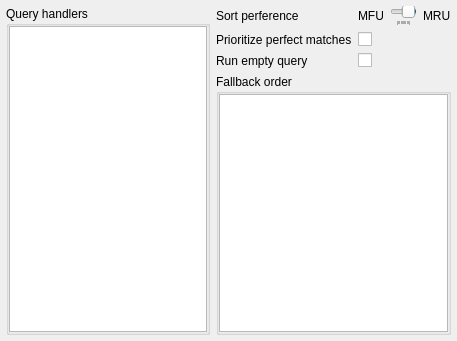
Above: src/settings/querywidget/querywidget.ui from albertlauncher/albert before the change. Below: the same form after it.
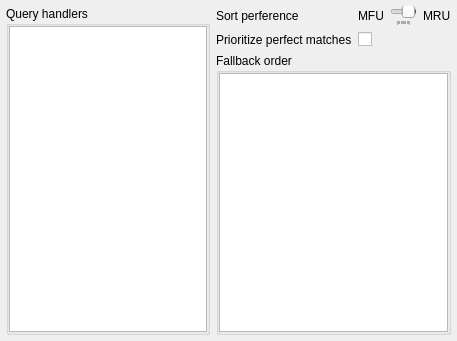
That is the form after the change.

Commit message: [API:mod] Several changes to the query engine

What changed in the file:
```diff
--- a/src/settings/querywidget/querywidget.ui
+++ b/src/settings/querywidget/querywidget.ui
@@ -166,20 +166,6 @@
        </property>
       </widget>
      </item>
-     <item row="2" column="0">
-      <widget class="QLabel" name="label_runEmptyQuery">
-       <property name="text">
-        <string>Run empty query</string>
-       </property>
-      </widget>
-     </item>
-     <item row="2" column="1">
-      <widget class="QCheckBox" name="checkBox_runEmptyQuery">
-       <property name="text">
-        <string/>
-       </property>
-      </widget>
-     </item>
     </layout>
    </item>
    <item row="0" column="0" rowspan="2">
```
The commit also changes 17 other files.
